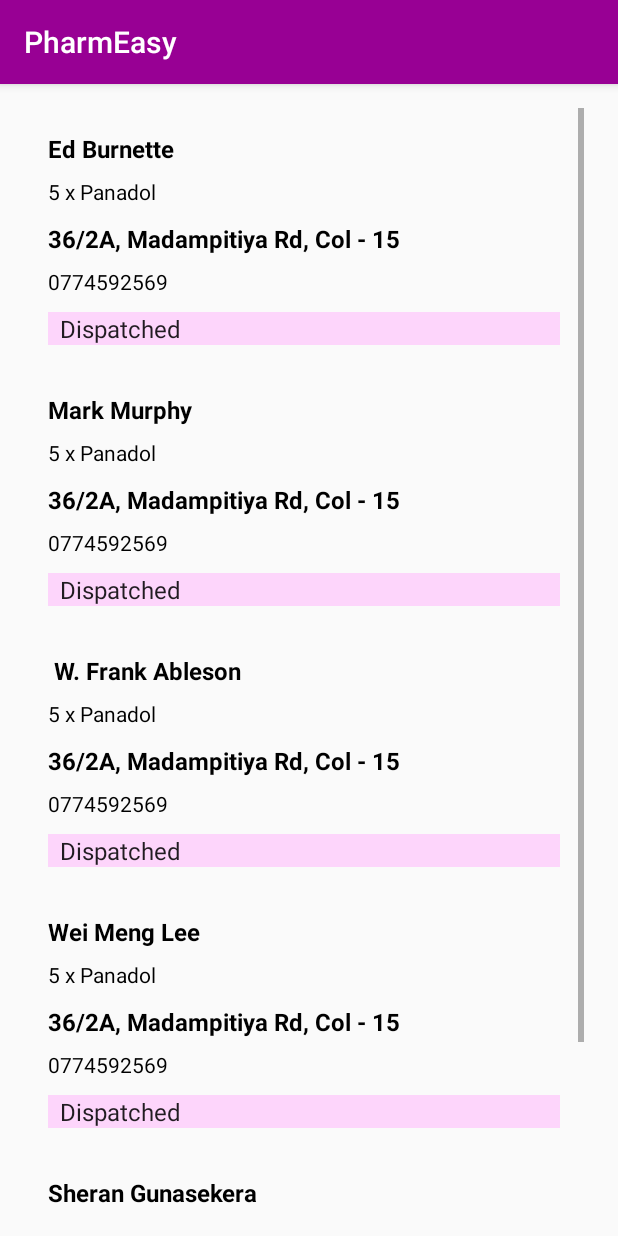
After one commit to shxviin/PharmEasy, an Android app: the DeliveryActivity screen opened directly, with no data from a screen before it, on a phone screen of 412 x 824 dp. The commit adds this screen. Run offline under Robolectric (Android 15) with nearby library versions, the phone set to English and light mode, and no system bars.

Commit message:
Delivery Activity added

```diff
--- a/app/src/main/AndroidManifest.xml
+++ b/app/src/main/AndroidManifest.xml
@@ -9,6 +9,7 @@
         android:roundIcon="@mipmap/ic_launcher_round"
         android:supportsRtl="true"
         android:theme="@style/AppTheme">
+        <activity android:name=".DeliveryActivity"></activity>
         <activity android:name=".MedicineActivity" />
         <activity android:name=".updatePasswordActivity" />
         <activity android:name=".editinfoActivity" />
@@ -32,8 +33,9 @@
                 <category android:name="android.intent.category.LAUNCHER" />
             </intent-filter>
         </activity>
-        <activity android:name=".AddMedicineActivity"
-            android:theme="@style/AppTheme.CustomTheme"></activity>
+        <activity
+            android:name=".AddMedicineActivity"
+            android:theme="@style/AppTheme.CustomTheme" />
     </application>
 
 </manifest>
--- /dev/null
+++ b/app/src/main/java/com/example/pharmeasy/Adapter/DeliveryAdapter.java
@@ -0,0 +1,58 @@
+package com.example.pharmeasy.Adapter;
+
+import android.support.v7.widget.RecyclerView;
+import android.view.LayoutInflater;
+import android.view.View;
+import android.view.ViewGroup;
+import android.widget.TextView;
+
+import com.example.pharmeasy.Model.Delivery;
+import com.example.pharmeasy.R;
+
+import java.util.List;
+
+public class DeliveryAdapter extends RecyclerView.Adapter<DeliveryAdapter.DeliveryViewHolder> {
+    private List<Delivery> deliveryList;
+
+    public DeliveryAdapter(List<Delivery> deliveryList) {
+        this.deliveryList = deliveryList;
+    }
+
+
+
+    @Override
+    public DeliveryViewHolder onCreateViewHolder(ViewGroup parent, int viewType) {
+        View itemView = LayoutInflater.from(parent.getContext())
+                .inflate(R.layout.delivery_list_row, parent, false);
+
+        return new DeliveryViewHolder(itemView);
+    }
+
+    @Override
+    public void onBindViewHolder(DeliveryViewHolder holder, int position) {
+        holder.customer.setText(deliveryList.get(position).getCustomer());
+        holder.prescription.setText(deliveryList.get(position).getPrescription());
+        holder.address.setText(deliveryList.get(position).getAddress());
+        holder.phone.setText(deliveryList.get(position).getPhone());
+    }
+
+    @Override
+    public int getItemCount() {
+        return deliveryList.size();
+    }
+
+    public class DeliveryViewHolder extends RecyclerView.ViewHolder {
+        public TextView customer;
+        public TextView prescription;
+        public TextView address;
+        public TextView phone;
+
+        public DeliveryViewHolder(View view) {
+            super(view);
+            customer = view.findViewById(R.id.customer);
+            prescription = view.findViewById(R.id.prescription);
+            address = view.findViewById(R.id.address);
+            phone = view.findViewById(R.id.phone);
+        }
+    }
+}
--- /dev/null
+++ b/app/src/main/java/com/example/pharmeasy/DeliveryActivity.java
@@ -0,0 +1,65 @@
+package com.example.pharmeasy;
+
+import android.support.v7.app.AppCompatActivity;
+import android.os.Bundle;
+import android.support.v7.widget.DefaultItemAnimator;
+import android.support.v7.widget.LinearLayoutManager;
+import android.support.v7.widget.RecyclerView;
+import android.widget.ArrayAdapter;
+import android.widget.Spinner;
+
+import com.example.pharmeasy.Adapter.DeliveryAdapter;
+import com.example.pharmeasy.Model.Delivery;
+
+import java.util.ArrayList;
+import java.util.List;
+
+public class DeliveryActivity extends AppCompatActivity {
+
+    private List<Delivery> deliveryList = new ArrayList<>();
+    private RecyclerView recyclerView;
+    private DeliveryAdapter mAdapter;
+
+    @Override
+    protected void onCreate(Bundle savedInstanceState) {
+        super.onCreate(savedInstanceState);
+        setContentView(R.layout.activity_delivery);
+
+        recyclerView = findViewById(R.id.recycler_view);
+
+        mAdapter = new DeliveryAdapter(deliveryList);
+        RecyclerView.LayoutManager mLayoutManager = new LinearLayoutManager(getApplicationContext());
+        recyclerView.setLayoutManager(mLayoutManager);
+        recyclerView.setItemAnimator(new DefaultItemAnimator());
+        recyclerView.setAdapter(mAdapter);
+
+//        Spinner mySpinner = (Spinner) findViewById(R.id.spinner2);
+//        ArrayAdapter<String> myAdapter = new ArrayAdapter<String>(DeliveryActivity.this,
+//                android.R.layout.simple_list_item_1, getResources().getStringArray(R.array.status));
+//        myAdapter.setDropDownViewResource(android.R.layout.simple_spinner_dropdown_item);
+//        mySpinner.setAdapter(myAdapter);
+
+        initOrdersData();
+    }
+
+    private void initOrdersData() {
+        Delivery delivery;
+
+        delivery = new Delivery("Ed Burnette", "5 x Panadol", "36/2A, Madampitiya Rd, Col - 15", "0774592569");
+        deliveryList.add(delivery);
+
+        delivery = new Delivery("Mark Murphy", "5 x Panadol", "36/2A, Madampitiya Rd, Col - 15", "0774592569");
+        deliveryList.add(delivery);
+
+        delivery = new Delivery( " W. Frank Ableson", "5 x Panadol", "36/2A, Madampitiya Rd, Col - 15", "0774592569");
+        deliveryList.add(delivery);
+
+        delivery = new Delivery( "Wei Meng Lee", "5 x Panadol", "36/2A, Madampitiya Rd, Col - 15", "0774592569");
+        deliveryList.add(delivery);
+
+        delivery = new Delivery( "Sheran Gunasekera", "5 x Panadol", "36/2A, Madampitiya Rd, Col - 15", "0774592569");
+        deliveryList.add(delivery);
+
+        mAdapter.notifyDataSetChanged();
+    }
+}
--- a/app/src/main/java/com/example/pharmeasy/MainActivity.java
+++ b/app/src/main/java/com/example/pharmeasy/MainActivity.java
@@ -60,6 +60,15 @@ public class MainActivity extends AppCompatActivity
             public void onClick(View v) {
                 Intent medicine_intent = new Intent( MainActivity.this, MedicineActivity.class);
                 startActivity(medicine_intent);
+            }
+        });
+
+        Button button_delivery = findViewById(R.id.btn_delivery);
+        button_delivery.setOnClickListener(new View.OnClickListener() {
+            @Override
+            public void onClick(View v) {
+                Intent delivery_intent = new Intent( MainActivity.this, DeliveryActivity.class);
+                startActivity(delivery_intent);
             }
         });
 
--- /dev/null
+++ b/app/src/main/java/com/example/pharmeasy/Model/Delivery.java
@@ -0,0 +1,31 @@
+package com.example.pharmeasy.Model;
+
+public class Delivery {
+    private String customer;
+    private String prescription;
+    private String address;
+    private String phone;
+
+    public Delivery(String customer, String prescription, String address, String phone ) {
+        this.customer = customer;
+        this.prescription = prescription;
+        this.address = address;
+        this.phone = phone;
+    }
+
+    public String getAddress() {
+        return address;
+    }
+
+    public String getPhone() {
+        return phone;
+    }
+
+    public String getCustomer() {
+        return customer;
+    }
+
+    public String getPrescription() {
+        return prescription;
+    }
+}
--- a/app/src/main/res/layout/activity_add_medicine.xml
+++ b/app/src/main/res/layout/activity_add_medicine.xml
@@ -8,11 +8,11 @@
     tools:context=".AddMedicineActivity">
 
     <TextView
-        android:id="@+id/textView2"
+        android:id="@+id/pop_textView"
         android:layout_width="277dp"
         android:layout_height="30dp"
         android:layout_marginBottom="8dp"
-        android:text="Please enter medicine name."
+        android:text="@string/popMsg"
         android:textColor="@color/colorPrimaryDark"
         android:textSize="18sp"
         app:layout_constraintBottom_toTopOf="@+id/editText"
@@ -26,9 +26,9 @@
         android:id="@+id/editText"
         android:layout_width="277dp"
         android:layout_height="38dp"
-        android:layout_below="@id/textView2"
+        android:layout_below="@id/pop_textView"
         android:ems="10"
-        android:hint="Name"
+        android:hint="@string/name"
         android:inputType="textPersonName"
         android:textColor="@android:color/black"
         android:textSize="18sp"
@@ -44,6 +44,7 @@
         android:id="@+id/imageButton"
         android:layout_width="36dp"
         android:layout_height="36dp"
+        android:contentDescription="@string/add"
         app:layout_constraintBottom_toBottomOf="parent"
         app:layout_constraintEnd_toEndOf="parent"
         app:layout_constraintHorizontal_bias="0.304"
@@ -56,6 +57,7 @@
         android:id="@+id/imageButton2"
         android:layout_width="36dp"
         android:layout_height="36dp"
+        android:contentDescription="@string/delete"
         app:layout_constraintBottom_toBottomOf="parent"
         app:layout_constraintEnd_toEndOf="parent"
         app:layout_constraintHorizontal_bias="0.537"
--- /dev/null
+++ b/app/src/main/res/layout/activity_delivery.xml
@@ -0,0 +1,18 @@
+<?xml version="1.0" encoding="utf-8"?>
+<RelativeLayout xmlns:android="http://schemas.android.com/apk/res/android"
+    xmlns:tools="http://schemas.android.com/tools"
+    android:layout_width="match_parent"
+    android:layout_height="match_parent"
+    android:paddingLeft="16dp"
+    android:paddingTop="16dp"
+    android:paddingRight="16dp"
+    android:paddingBottom="16dp"
+    tools:context=".MainActivity">
+
+    <android.support.v7.widget.RecyclerView
+        android:id="@+id/recycler_view"
+        android:layout_width="373dp"
+        android:layout_height="wrap_content"
+        android:scrollbars="vertical" />
+
+</RelativeLayout>
--- a/app/src/main/res/layout/content_main.xml
+++ b/app/src/main/res/layout/content_main.xml
@@ -31,6 +31,7 @@
             android:id="@+id/imageView5"
             android:layout_width="wrap_content"
             android:layout_height="98dp"
+            android:contentDescription="@string/orders"
             android:scaleType="centerCrop"
             app:srcCompat="@drawable/prescription" />
 
@@ -38,7 +39,7 @@
             android:id="@+id/textView6"
             android:layout_width="wrap_content"
             android:layout_height="wrap_content"
-            android:text="Orders"
+            android:text="@string/orders"
             android:textColor="@android:color/black"
             android:textSize="24sp"
             android:translationX="20dp"
@@ -49,7 +50,7 @@
             android:layout_width="wrap_content"
             android:layout_height="wrap_content"
             android:background="@android:drawable/dialog_holo_light_frame"
-            android:text="Show >>"
+            android:text="@string/show"
             android:translationX="260dp"
             android:translationY="110dp" />
     </android.support.v7.widget.CardView>
@@ -74,7 +75,7 @@
             android:id="@+id/imageView2"
             android:layout_width="match_parent"
             android:layout_height="98dp"
-            android:contentDescription="TODO"
+            android:contentDescription="@string/medicine"
             android:fadingEdge="horizontal|vertical"
             android:scaleType="centerCrop"
             android:visibility="visible"
@@ -85,7 +86,7 @@
             android:layout_width="wrap_content"
             android:layout_height="wrap_content"
             android:background="@android:drawable/dialog_holo_light_frame"
-            android:text="Show >>"
+            android:text="@string/show"
             android:translationX="260dp"
             android:translationY="110dp" />
 
@@ -93,7 +94,7 @@
             android:id="@+id/textView3"
             android:layout_width="wrap_content"
             android:layout_height="wrap_content"
-            android:text="Medicine"
+            android:text="@string/medicine"
             android:textColor="#000"
             android:textSize="24sp"
             android:translationX="20dp"
@@ -117,6 +118,7 @@
             android:id="@+id/imageView3"
             android:layout_width="match_parent"
             android:layout_height="98dp"
+            android:contentDescription="@string/delivery"
             android:scaleType="centerCrop"
             app:srcCompat="@drawable/delivery" />
 
@@ -124,18 +126,18 @@
             android:id="@+id/textView4"
             android:layout_width="wrap_content"
             android:layout_height="wrap_content"
-            android:text="Delivery"
+            android:text="@string/delivery"
             android:textColor="#000"
             android:textSize="24sp"
             android:translationX="20dp"
             android:translationY="120dp" />
 
         <Button
-            android:id="@+id/button4"
+            android:id="@+id/btn_delivery"
             android:layout_width="wrap_content"
             android:layout_height="wrap_content"
             android:background="@android:drawable/dialog_holo_light_frame"
-            android:text="Show >>"
+            android:text="@string/show"
             android:translationX="260dp"
             android:translationY="110dp" />
     </android.support.v7.widget.CardView>
@@ -155,6 +157,7 @@
             android:id="@+id/imageView4"
             android:layout_width="wrap_content"
             android:layout_height="98dp"
+            android:contentDescription="@string/feedback"
             android:scaleType="centerCrop"
             app:srcCompat="@drawable/feedback" />
 
@@ -162,7 +165,7 @@
             android:id="@+id/textView5"
             android:layout_width="wrap_content"
             android:layout_height="wrap_content"
-            android:text="Feedback"
+            android:text="@string/feedback"
             android:textColor="@android:color/black"
             android:textSize="24sp"
             android:translationX="20dp"
@@ -173,7 +176,7 @@
             android:layout_width="wrap_content"
             android:layout_height="wrap_content"
             android:background="@android:drawable/dialog_holo_light_frame"
-            android:text="Show >>"
+            android:text="@string/show"
             android:translationX="260dp"
             android:translationY="110dp" />
     </android.support.v7.widget.CardView>
--- /dev/null
+++ b/app/src/main/res/layout/delivery_list_row.xml
@@ -0,0 +1,56 @@
+<?xml version="1.0" encoding="utf-8"?>
+<RelativeLayout xmlns:android="http://schemas.android.com/apk/res/android"
+    xmlns:app="http://schemas.android.com/apk/res-auto"
+    android:layout_width="match_parent"
+    android:layout_height="wrap_content"
+    android:background="?android:attr/selectableItemBackground"
+    android:clickable="true"
+    android:focusable="true"
+    android:orientation="vertical"
+    android:paddingLeft="16dp"
+    android:paddingTop="16dp"
+    android:paddingRight="16dp"
+    android:paddingBottom="16dp">
+
+    <TextView
+        android:id="@+id/customer"
+        android:layout_width="387dp"
+        android:layout_height="30dp"
+        android:layout_alignParentTop="true"
+        android:textColor="@android:color/black"
+        android:textSize="16sp"
+        android:textStyle="bold" />
+
+    <TextView
+        android:id="@+id/prescription"
+        android:layout_width="395dp"
+        android:layout_height="30dp"
+        android:layout_below="@id/customer"
+        android:textColor="@android:color/black" />
+
+    <TextView
+        android:id="@+id/address"
+        android:layout_width="380dp"
+        android:layout_height="30dp"
+        android:layout_below="@id/prescription"
+        android:textColor="@android:color/black"
+        android:textSize="16sp"
+        android:textStyle="bold" />
+
+    <TextView
+        android:id="@+id/phone"
+        android:layout_width="395dp"
+        android:layout_height="30dp"
+        android:layout_below="@id/address"
+        android:textColor="@android:color/black" />
+
+    <Spinner
+        android:id="@+id/spinner2"
+        android:layout_width="match_parent"
+        android:layout_height="wrap_content"
+        android:layout_below="@id/phone"
+        android:background="@color/colorAccent"
+        android:entries="@array/status" />
+
+
+</RelativeLayout>
--- a/app/src/main/res/values/drawables.xml
+++ b/app/src/main/res/values/drawables.xml
@@ -4,5 +4,4 @@
     <item name="ic_menu_slideshow" type="drawable">@android:drawable/ic_menu_slideshow</item>
     <item name="ic_menu_manage" type="drawable">@android:drawable/ic_menu_manage</item>
     <item name="ic_menu_share" type="drawable">@android:drawable/ic_menu_share</item>
-    <item name="ic_menu_send" type="drawable">@android:drawable/ic_menu_send</item>
 </resources>
--- a/app/src/main/res/values/strings.xml
+++ b/app/src/main/res/values/strings.xml
@@ -14,6 +14,11 @@
     <string name="already_registered">Already registered?</string>
     <string name="doctor_name">Doctor"'"s Name</string>
 
+    <string-array name="status">
+        <item>Dispatched</item>
+        <item>To Be Dispatched</item>
+        <item>Delivered</item>
+    </string-array>
 
     <string-array name="user">
         <item>Patient</item>
@@ -37,4 +42,13 @@
     <string name="new_password">New Password</string>
     <string name="update_password">Update Password</string>
     <string name="edit_information">Edit Information</string>
+    <string name="show">Show >></string>
+    <string name="orders">Orders</string>
+    <string name="medicine">Medicine</string>
+    <string name="delivery">Delivery</string>
+    <string name="feedback">Feedback</string>
+    <string name="popMsg">Enter the medicine name.</string>
+    <string name="name">name</string>
+    <string name="add">add</string>
+    <string name="delete">delete</string>
 </resources>
```
